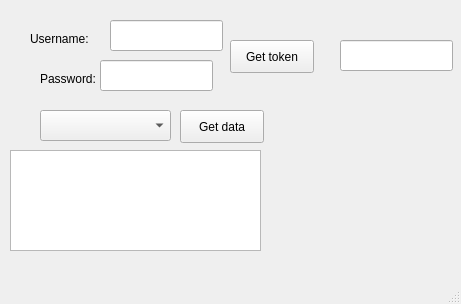
thedjnK/eHealth-QtUploader, file mainwindow.ui: the form before one commit.
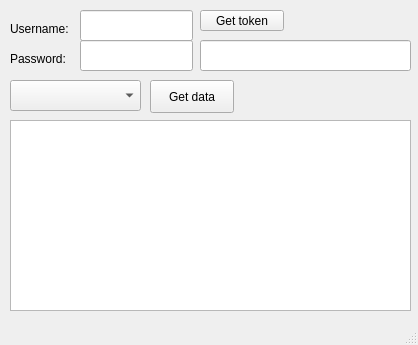
The form after the commit.

Commit message: Add reading upload support

```diff
--- a/mainwindow.ui
+++ b/mainwindow.ui
@@ -6,8 +6,8 @@
    <rect>
     <x>0</x>
     <y>0</y>
-    <width>461</width>
-    <height>304</height>
+    <width>418</width>
+    <height>345</height>
    </rect>
   </property>
   <property name="windowTitle">
@@ -17,8 +17,8 @@
    <widget class="QComboBox" name="combo_Ports">
     <property name="geometry">
      <rect>
-      <x>40</x>
-      <y>110</y>
+      <x>10</x>
+      <y>80</y>
       <width>131</width>
       <height>31</height>
      </rect>
@@ -27,8 +27,8 @@
    <widget class="QPushButton" name="btn_Connect">
     <property name="geometry">
      <rect>
-      <x>180</x>
-      <y>110</y>
+      <x>150</x>
+      <y>80</y>
       <width>84</width>
       <height>33</height>
      </rect>
@@ -41,17 +41,17 @@
     <property name="geometry">
      <rect>
       <x>10</x>
-      <y>150</y>
-      <width>251</width>
-      <height>101</height>
+      <y>120</y>
+      <width>401</width>
+      <height>191</height>
      </rect>
     </property>
    </widget>
    <widget class="QLineEdit" name="edit_Username">
     <property name="geometry">
      <rect>
-      <x>110</x>
-      <y>20</y>
+      <x>80</x>
+      <y>10</y>
       <width>113</width>
       <height>31</height>
      </rect>
@@ -60,8 +60,8 @@
    <widget class="QLineEdit" name="edit_Password">
     <property name="geometry">
      <rect>
-      <x>100</x>
-      <y>60</y>
+      <x>80</x>
+      <y>40</y>
       <width>113</width>
       <height>31</height>
      </rect>
@@ -73,8 +73,8 @@
    <widget class="QLabel" name="label">
     <property name="geometry">
      <rect>
-      <x>30</x>
-      <y>30</y>
+      <x>10</x>
+      <y>20</y>
       <width>61</width>
       <height>17</height>
      </rect>
@@ -86,8 +86,8 @@
    <widget class="QLabel" name="label_2">
     <property name="geometry">
      <rect>
-      <x>40</x>
-      <y>70</y>
+      <x>10</x>
+      <y>50</y>
       <width>61</width>
       <height>17</height>
      </rect>
@@ -99,10 +99,10 @@
    <widget class="QPushButton" name="btn_Login">
     <property name="geometry">
      <rect>
-      <x>230</x>
-      <y>40</y>
+      <x>200</x>
+      <y>10</y>
       <width>84</width>
-      <height>33</height>
+      <height>21</height>
      </rect>
     </property>
     <property name="text">
@@ -112,9 +112,9 @@
    <widget class="QLineEdit" name="edit_Token">
     <property name="geometry">
      <rect>
-      <x>340</x>
+      <x>200</x>
       <y>40</y>
-      <width>113</width>
+      <width>211</width>
       <height>31</height>
      </rect>
     </property>
```
The commit also changes 2 other files.
